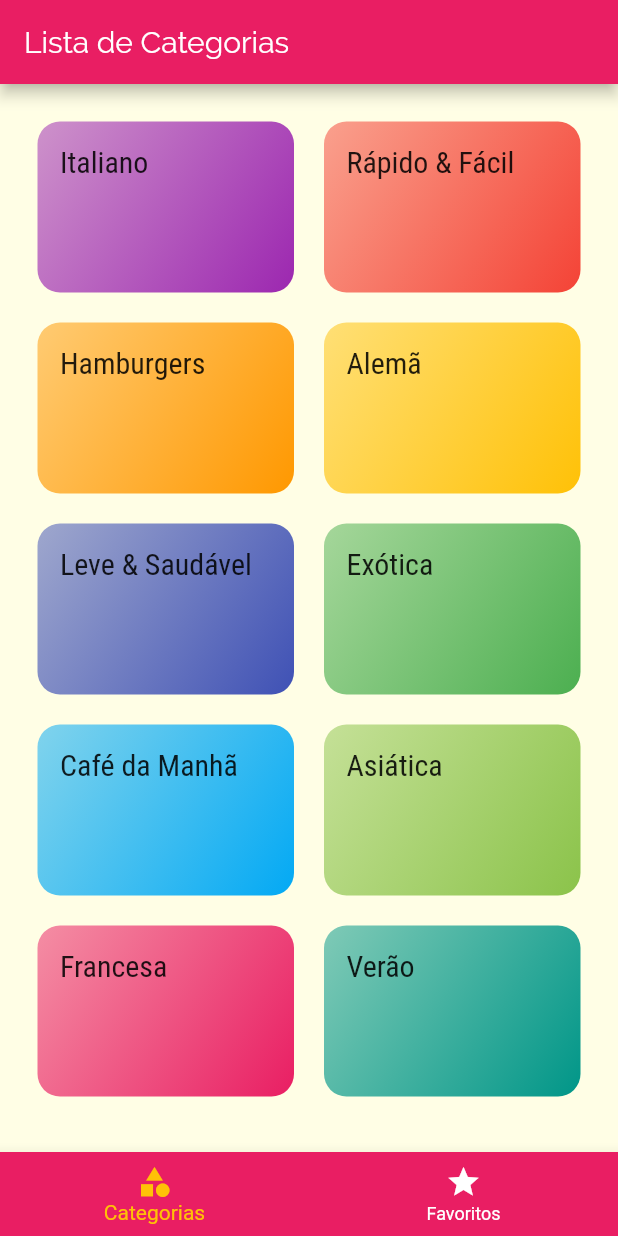
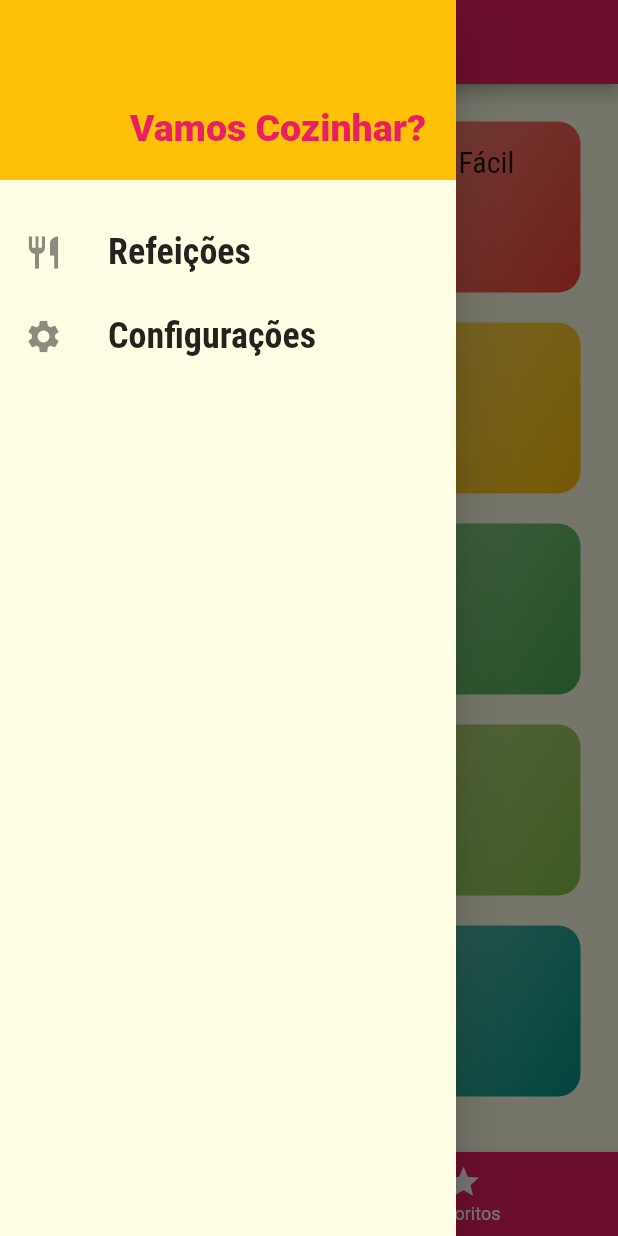
Before and after one commit to fabiotavares/meals, a Flutter app: the screen it shows after launch, with the side drawer open (before the commit the screen has no drawer), on a phone screen of 412 x 824 dp. Run offline on Flutter 3.47's test engine with Material 2 defaults, Android fonts, the phone set to English and light mode, and no system bars.

```diff
--- /dev/null
+++ b/lib/components/main_drawer.dart
@@ -0,0 +1,59 @@
+import 'package:flutter/material.dart';
+import 'package:meals/utils/app_routes.dart';
+import 'package:meals/utils/utils.dart';
+
+class MainDrawer extends StatelessWidget {
+  Widget _createItem(IconData icon, String label, Function onTap) {
+    return ListTile(
+      leading: Icon(
+        icon,
+        size: 26,
+      ),
+      title: Text(
+        label,
+        style: TextStyle(
+          fontFamily: 'RobotoCondensed',
+          fontSize: 24,
+          fontWeight: FontWeight.bold,
+        ),
+      ),
+      onTap: onTap,
+    );
+  }
+
+  @override
+  Widget build(BuildContext context) {
+    return Drawer(
+      child: Column(
+        children: [
+          Container(
+            height: 120,
+            width: double.infinity,
+            padding: EdgeInsets.all(20),
+            color: Theme.of(context).accentColor,
+            alignment: Alignment.bottomRight,
+            child: Text(
+              'Vamos Cozinhar?',
+              style: TextStyle(
+                fontWeight: FontWeight.w900,
+                fontSize: 25,
+                color: Theme.of(context).primaryColor,
+              ),
+            ),
+          ),
+          SizedBox(height: 20),
+          _createItem(
+            Icons.restaurant,
+            'Refeições',
+            () => Utils.pushReplacementNamed(context: context, route: AppRoutes.HOME),
+          ),
+          _createItem(
+            Icons.settings,
+            'Configurações',
+            () => Utils.pushReplacementNamed(context: context, route: AppRoutes.SETTINGS),
+          ),
+        ],
+      ),
+    );
+  }
+}
--- a/lib/main.dart
+++ b/lib/main.dart
@@ -2,6 +2,7 @@ import 'package:flutter/material.dart';
 import 'package:meals/screens/categories_meals_screen.dart';
 import 'package:meals/screens/categories_screen.dart';
 import 'package:meals/screens/meal_datail_screen.dart';
+import 'package:meals/screens/settings_screen.dart';
 import 'package:meals/screens/tabs_screen.dart';
 import 'package:meals/utils/app_routes.dart';
 
@@ -28,6 +29,7 @@ class MyApp extends StatelessWidget {
         AppRoutes.HOME: (ctx) => TabsScreen(),
         AppRoutes.CATEGORIES_MEALS: (ctx) => CategoriesMealsScreen(),
         AppRoutes.MEAL_DETAIL: (ctx) => MealDetailScreen(),
+        AppRoutes.SETTINGS: (ctx) => SettingsScreen(),
       },
       onUnknownRoute: (settings) { // não necessário nesta aplicação
         // é chamada quando uma rota desconhecida é passada
--- a/lib/screens/meal_datail_screen.dart
+++ b/lib/screens/meal_datail_screen.dart
@@ -89,6 +89,12 @@ class MealDetailScreen extends StatelessWidget {
           ],
         ),
       ),
+      floatingActionButton: FloatingActionButton(
+        child: Icon(Icons.star),
+        onPressed: () {
+          Navigator.of(context).pop(meal.title); // posso passar qq coisa no retorno
+        },
+      ),
     );
   }
 }
--- a/lib/screens/tabs_screen.dart
+++ b/lib/screens/tabs_screen.dart
@@ -1,4 +1,5 @@
 import 'package:flutter/material.dart';
+import 'package:meals/components/main_drawer.dart';
 import 'package:meals/screens/categories_screen.dart';
 import 'package:meals/screens/favorite_screen.dart';
 
@@ -35,6 +36,7 @@ class _TabsScreenState extends State<TabsScreen> {
         title: Text(_screens[_selectedScreenIndex]['title']),
       ),
       body: _screens[_selectedScreenIndex]['screen'],
+      drawer: MainDrawer(),
       bottomNavigationBar: BottomNavigationBar(
         onTap: _selectScreen,
         backgroundColor: Theme.of(context).primaryColor,
--- a/lib/utils/app_routes.dart
+++ b/lib/utils/app_routes.dart
@@ -2,4 +2,5 @@ class AppRoutes {
   static const HOME = '/';
   static const CATEGORIES_MEALS = '/categories-meals';
   static const MEAL_DETAIL = '/meal-detail';
+  static const SETTINGS = '/settings';
 }
--- a/lib/utils/utils.dart
+++ b/lib/utils/utils.dart
@@ -1,4 +1,6 @@
 import 'package:flutter/material.dart';
+
+import 'app_routes.dart';
 
 // arquivo com métodos úteis variados...
 
@@ -8,6 +10,7 @@ class Utils {
 
   // abre uma tela na pilha de exibição
   static Future push({BuildContext context, Object screen}) {
+    Utils.pushNamed(context: context, route: AppRoutes.HOME);
     return Navigator.of(context).push(
       MaterialPageRoute(builder: (BuildContext ctx) {
         return screen;
@@ -19,9 +22,22 @@ class Utils {
   static Future pushNamed({
     BuildContext context,
     String route,
-    Object argument, // objeto repassado para o destino da rota
+    Object argument = null, // objeto repassado para o destino da rota
   }) {
     return Navigator.of(context).pushNamed(
+      route,
+      arguments: argument,
+    );
+  }
+
+  // outra opção para abrir uma tela, substituindo a tela que chamou
+  // neste caso não há empilhamento
+  static Future pushReplacementNamed({
+    BuildContext context,
+    String route,
+    Object argument = null, // objeto repassado para o destino da rota
+  }) {
+    return Navigator.of(context).pushReplacementNamed(
       route,
       arguments: argument,
     );
```
Also changed, not shown: lib/components/meal_item.dart (+8 -1 lines), lib/screens/settings_screen.dart (added, +18 -0 lines).
